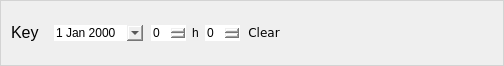
Qt form resources/item_datetime.ui (lesca-research/piccel) before a commit.
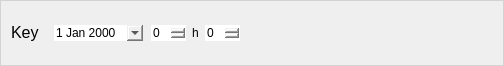
The same form after that commit.

Commit message: Add common clear button for all form inputs. Validate variable init value in form edition. Fix date and datetime input UI to support None value (triggered by clear button).

Diff of the .ui file:
```diff
--- a/resources/item_datetime.ui
+++ b/resources/item_datetime.ui
@@ -139,18 +139,6 @@
         </layout>
        </widget>
       </item>
-      <item>
-       <widget class="QPushButton" name="button_clear">
-        <property name="font">
-         <font>
-          <family>Verdana</family>
-         </font>
-        </property>
-        <property name="text">
-         <string>Clear</string>
-        </property>
-       </widget>
-      </item>
       <item>
        <spacer name="horizontalSpacer">
         <property name="orientation">
```
The commit also changes 2 other files.
